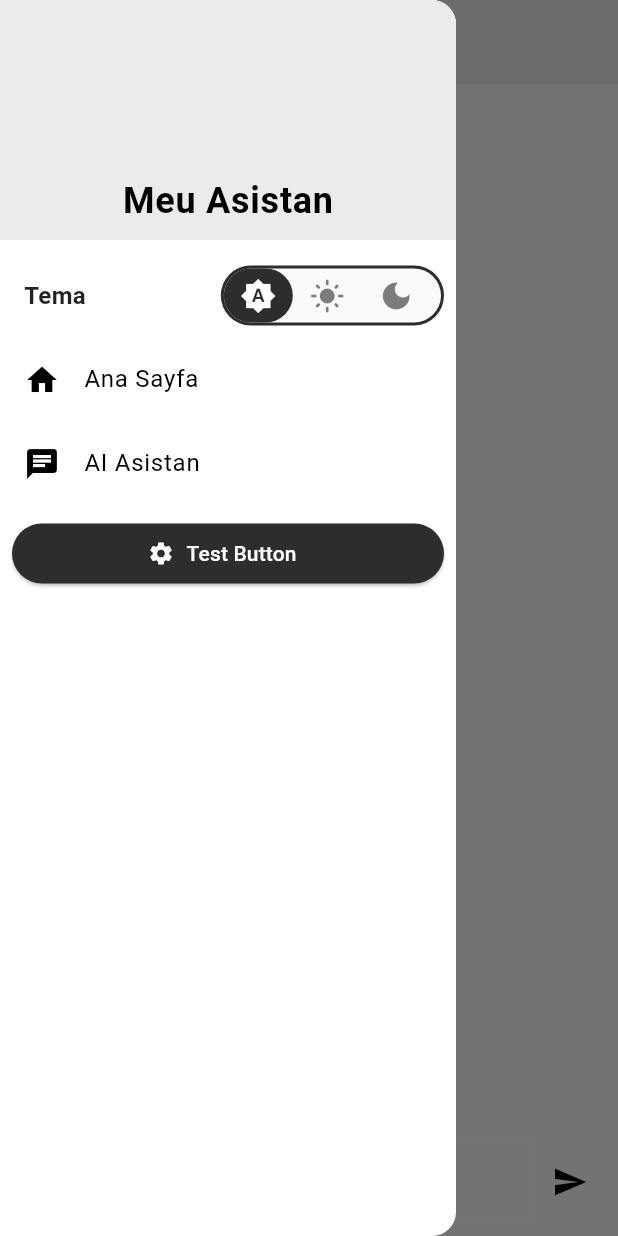
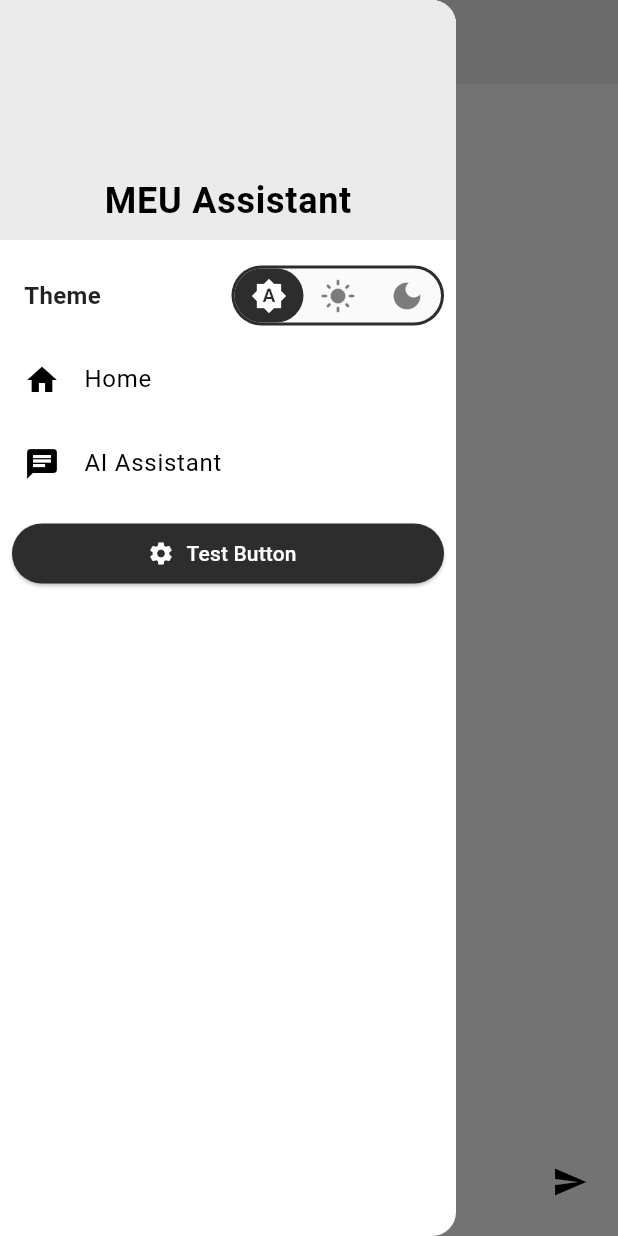
Before and after one commit to ZeynelDeniz/meu_assistant, a Flutter app: the ChatScreen screen opened by its route, with the side drawer open, on a phone screen of 412 x 824 dp. Run offline on Flutter 3.47's test engine with Material 3 defaults, Android fonts, the phone set to English and light mode, and no system bars; drawn by our look-alikes of animated_toggle_switch; our stand-ins replace get, shared_preferences, sqflite; accounts and stored records are empty; generated files the repository leaves out were written again.

Commit message:
added localization: en, tr

```diff
--- a/lib/screens/chat_screen.dart
+++ b/lib/screens/chat_screen.dart
@@ -3,6 +3,7 @@ import 'package:get/get.dart';
 import '../controllers/chat_controller.dart';
 import '../widgets/base_scaffold.dart';
 import '../widgets/typing_indicator.dart';
+import 'package:flutter_gen/gen_l10n/app_localizations.dart';
 
 class ChatScreen extends StatelessWidget {
   final TextEditingController _controller = TextEditingController();
@@ -16,7 +17,7 @@ class ChatScreen extends StatelessWidget {
     final chatController = Get.put<ChatController>(ChatController());
 
     return BaseScaffold(
-      appBarTitle: "AI Asistan",
+      appBarTitle: AppLocalizations.of(context)!.chatScreenTitle,
       body: Obx(() {
         return Column(
           children: [
@@ -60,8 +61,8 @@ class ChatScreen extends StatelessWidget {
                     child: TextField(
                       enabled: !chatController.isLoading.value,
                       controller: _controller,
-                      decoration: const InputDecoration(
-                        hintText: 'Enter your message',
+                      decoration: InputDecoration(
+                        hintText: AppLocalizations.of(context)!.chatScreenInputHint,
                         border: OutlineInputBorder(),
                       ),
                     ),
--- a/lib/src/localization/app_en.arb
+++ b/lib/src/localization/app_en.arb
@@ -1,6 +1,13 @@
 {
-  "appTitle": "meu_assistant",
+  "appTitle": "MEU Assistant",
   "@appTitle": {
     "description": "The title of the application"
-  }
+  },
+  "theme": "Theme",
+  "homeScreenTitle": "Home",
+  "homeScreenBody": "Welcome to the Home Screen",
+  "chatScreenTitle": "AI Assistant",
+  "chatScreenInputHint": "Enter your message",
+  "chatScreenSendButton": "Send",
+  "chatScreenTypingIndicator": "Typing..."
 }
--- a/lib/widgets/app_drawer.dart
+++ b/lib/widgets/app_drawer.dart
@@ -1,4 +1,5 @@
 import 'package:flutter/material.dart';
+import 'package:flutter_gen/gen_l10n/app_localizations.dart';
 
 import 'package:animated_toggle_switch/animated_toggle_switch.dart';
 import 'package:get/get.dart';
@@ -12,6 +13,18 @@ class AppDrawer extends StatelessWidget {
 
   @override
   Widget build(BuildContext context) {
+    final List<DrawerItem> screensInDrawer = [
+      DrawerItem(
+        dTitle: AppLocalizations.of(context)!.homeScreenTitle,
+        dRoute: "/",
+        icon: Icons.home,
+      ),
+      DrawerItem(
+        dTitle: AppLocalizations.of(context)!.chatScreenTitle,
+        dRoute: "/chat",
+        icon: Icons.chat,
+      ),
+    ];
     return Drawer(
       child: ListView(
         padding: EdgeInsets.zero,
@@ -20,11 +33,11 @@ class AppDrawer extends StatelessWidget {
             decoration: BoxDecoration(
               color: Theme.of(context).colorScheme.primary,
             ),
-            child: const Column(
+            child: Column(
               children: [
                 Spacer(),
                 Text(
-                  'Meu Asistan',
+                  AppLocalizations.of(context)!.appTitle,
                   style: TextStyle(
                     fontSize: 24,
                     fontWeight: FontWeight.bold,
@@ -35,10 +48,10 @@ class AppDrawer extends StatelessWidget {
           ),
           Row(
             children: [
-              const Padding(
+              Padding(
                 padding: EdgeInsets.symmetric(horizontal: 16.0),
                 child: Text(
-                  "Tema",
+                  AppLocalizations.of(context)!.theme,
                   style: TextStyle(
                     fontSize: 16,
                     fontWeight: FontWeight.bold,
@@ -156,8 +169,3 @@ class DrawerItem {
     this.icon,
   });
 }
-
-final List<DrawerItem> screensInDrawer = [
-  DrawerItem(dTitle: "Ana Sayfa", dRoute: "/", icon: Icons.home),
-  DrawerItem(dTitle: "AI Asistan", dRoute: "/chat", icon: Icons.chat),
-];
--- a/pubspec.yaml
+++ b/pubspec.yaml
@@ -19,6 +19,7 @@ dependencies:
   shared_preferences: ^2.3.2
   sqflite: ^2.3.3+2
   path: ^1.9.0
+  intl: ^0.19.0
 
 dev_dependencies:
   flutter_test:
```
Also changed, not shown: lib/screens/home_screen.dart (+4 -5 lines), lib/src/app.dart (+2 -20 lines), lib/src/localization/app_tr.arb (added, +13 -0 lines), lib/widgets/typing_indicator.dart (+9 -2 lines), pubspec.lock.
